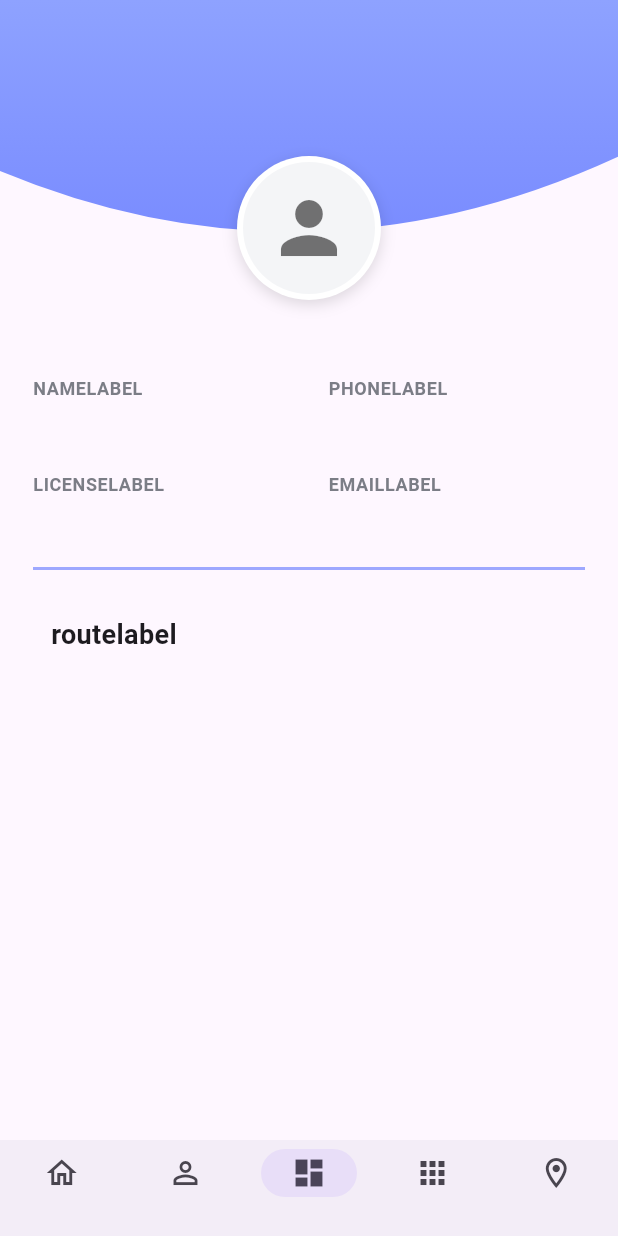
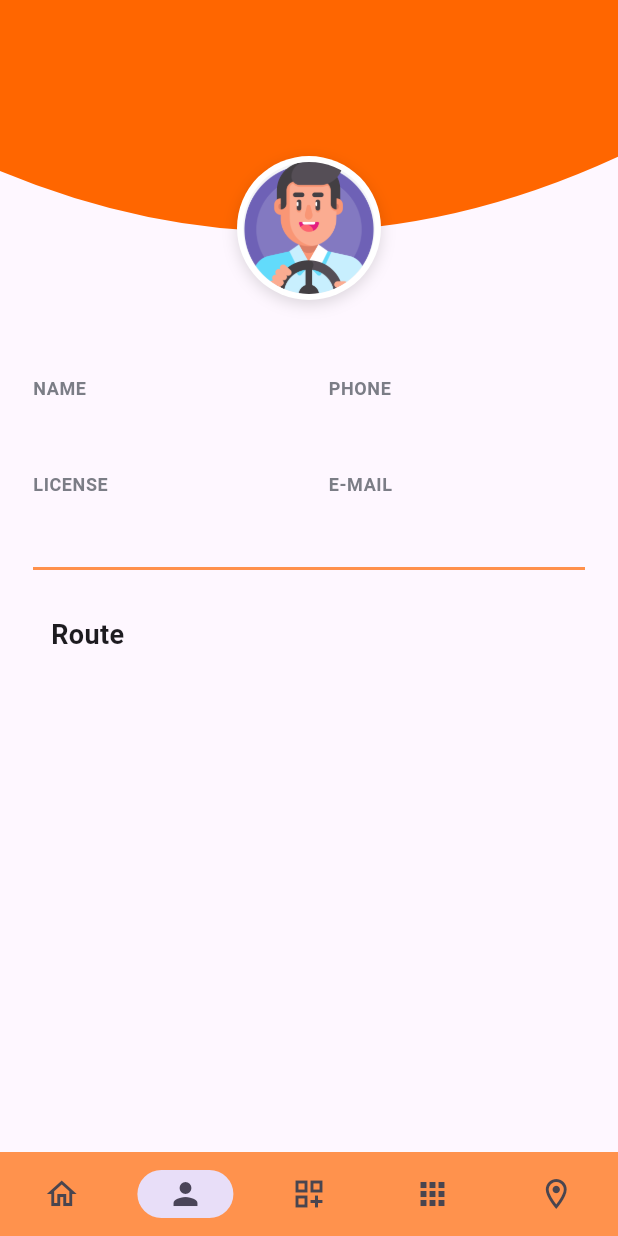
Before and after one commit to dream-builder/trackora, a Flutter app: the Driverprofile screen opened directly, on a phone screen of 412 x 824 dp. Run offline on Flutter 3.47's test engine with Material 3 defaults, Android fonts, the phone set to English and light mode, and no system bars; our stand-ins replace audioplayers, easy_localization, flutter_local_notifications, fluttertoast, geolocator, google_maps_flutter and 3 more; missing offline and left inert: dart:ffi, flutter_polyline_points; accounts and stored records are empty; network calls fail.

Commit message:
Diver page theme change. Student icon is showing on map. Bottom navigation bar updated

```diff
--- a/assets/lang/bn.json
+++ b/assets/lang/bn.json
@@ -79,5 +79,6 @@
 
   "Settings": "সেটিংস",
   "Logout": "লগআউট",
-  "Logout Successful": "লগআউট সফল হয়েছে"
+  "Logout Successful": "লগআউট সফল হয়েছে",
+  "Pick-up": "Pick-up"
 }
--- a/assets/lang/en.json
+++ b/assets/lang/en.json
@@ -79,5 +79,7 @@
 
   "Settings": "Settings",
   "Logout": "Logout",
-  "Logout Successful": "Logout Successful"
+  "Logout Successful": "Logout Successful",
+
+  "Pick-up": "Pick-up"
 }
--- a/assets/lang/fr.json
+++ b/assets/lang/fr.json
@@ -79,5 +79,6 @@
 
   "Settings": "Paramètres",
   "Logout": "Se déconnecter",
-  "Logout Successful": "Déconnexion réussie"
+  "Logout Successful": "Déconnexion réussie",
+  "Pick-up": "Pick-up"
 }
--- a/lib/SingInPage.dart
+++ b/lib/SingInPage.dart
@@ -22,8 +22,8 @@ class SignInPage extends StatefulWidget {
 class _SignInPageState extends State<SignInPage> {
   bool rememberMe = false;
 
-  final TextEditingController emailController = TextEditingController(text: "saifan@trackora.ca");
-  final TextEditingController passwordController = TextEditingController(text: '123456');
+  final TextEditingController emailController = TextEditingController(text: ""); //thomas@trackora.ca
+  final TextEditingController passwordController = TextEditingController(text: ''); //123456
 
   @override
   Widget build(BuildContext context) {
--- a/lib/config/config.dart
+++ b/lib/config/config.dart
@@ -5,7 +5,7 @@ const String apiBaseUrl = "https://demo.trackora.ca/"; //"http://192.168.0.112/s
 //const String apiBaseUrl = "http://192.168.197.253/sbtmonitor/public/"; // server URL
 const String googleApiKey= "AIzaSyD_h4klMI1w_Jeueab7FBZ3TAQbc2OJPs0"; //API key for google Map
 const bool trafficEnabled = false; // When true, Google map will show traffic on road
-final LatLng initialPosition = LatLng(23.8103, 90.4125); // Dhaka default
+final LatLng initialPosition = LatLng(45.4631641, -73.4274669); // Dhaka default
 const bool showStartEndMarker = false;
 const int timeOut=5; // call every 5 seconds
 bool demoMode = true;
--- a/lib/drivers/driverProfile.dart
+++ b/lib/drivers/driverProfile.dart
@@ -2,6 +2,8 @@
 import 'dart:convert';
 
 import 'package:easy_localization/easy_localization.dart';
+import 'package:trackora/SingInPage.dart';
+import 'package:trackora/login.dart';
 import 'package:trackora/students/LiveMapScreen.dart';
 import 'package:trackora/drivers/DriverLiveScreen.dart';
 import 'package:trackora/pages/LiveCarMap.dart';
@@ -16,10 +18,22 @@ import '../helpers/sharedPref.dart';
 class SafeGoApp extends StatelessWidget {
   const SafeGoApp({super.key});
 
-  static const Color header = Color(0xFF7587FF);
-  static const Color header2 = Color(0xFF8EA2FF);
-  static const Color accent = Color(0xFF1B1B1B);
+  // static const Color header = Color(0xFFE175FF);
+  // static const Color header2 = Color(0xFF8EA2FF);
+  // static const Color accent = Color(0xFF1B1B1B);
+  // static const Color canvas = Color(0xFFF2F3F5);
+
+  static const Color header = Color(0xFFFF6600);
+  static const Color header2 = Color(0xFFFF6600);
+  static const Color accent = Color(0xFFFF6600);
   static const Color canvas = Color(0xFFF2F3F5);
+
+
+  // static String DriverName="";
+  // static String DriverEmail="";
+  // static String DriverPhone="";
+  // static String DriverLicense="";
+  // static int DriverID;
 
   @override
   Widget build(BuildContext context) {
@@ -53,7 +67,7 @@ class Driverprofile extends StatefulWidget {
 }
 
 class _DriverScreenState extends State<Driverprofile> {
-  int _tab = 2;
+  int _tab =1; //select Nav bar Icon
 
   Map<String, dynamic>? userData;
 
@@ -64,7 +78,7 @@ class _DriverScreenState extends State<Driverprofile> {
   void initState() {
     super.initState();
     checkLoginData();
-    fetchrouteList(1);
+
 
 
     //routeList.add({"route": "Route D", "status": "On Time", "bus": "Bus 405"});
@@ -77,7 +91,11 @@ class _DriverScreenState extends State<Driverprofile> {
       userData = data;
 
       print("Saved Shared Preference");
-      //print ("User Data: ${userData}");
+      print ("User Data1: ${userData!['user_data']}");
+
+      //Loading route list
+      fetchrouteList(userData!['user_data']['driver_id']);
+
     });
   }
 
@@ -138,7 +156,7 @@ class _DriverScreenState extends State<Driverprofile> {
                         child: const CircleAvatar(
                           radius: 44,
                           backgroundColor: Color(0xFFF4F5F7),
-                          child: Icon(Icons.person, size: 56, color: Colors.black54),
+                          backgroundImage: AssetImage("assets/driver_profile.png"),
                         ),
                       ),
                     ),
@@ -153,17 +171,17 @@ class _DriverScreenState extends State<Driverprofile> {
                   children: [
                     Row(
                       children:  [
-                        Expanded(child: _InfoItem(label: "namelabel".tr(), value: userData?['name']??"")),
+                        Expanded(child: _InfoItem(label: "Name".tr(), value: userData?['name']??"")),
                         SizedBox(width: 26),
-                        Expanded(child: _InfoItem(label: "phonelabel".tr(), value: "${userData?['user_data']?['phone']??""}")),
+                        Expanded(child: _InfoItem(label: "Phone".tr(), value: "${userData?['user_data']?['driver_phone']??""}")),
                       ],
                     ),
                     const SizedBox(height: 18),
                     Row(
                       children: [
-                        Expanded(child: _InfoItem(label: "licenselabel".tr(), value: "${userData?['user_data']?['license_no']??""}"),),
+                        Expanded(child: _InfoItem(label: "License".tr(), value: "${userData?['user_data']?['driver_license_no']??""}"),),
                         SizedBox(width: 26),
-                        Expanded(child: _InfoItem(label: "emaillabel".tr(), value: "${userData?['user_data']?['email']??""}"),),
+                        Expanded(child: _InfoItem(label: "E-mail".tr(), value: "${userData?['user_data']?['email']??""}"),),
                       ],
                     ),
 
@@ -176,7 +194,7 @@ class _DriverScreenState extends State<Driverprofile> {
                           padding: const EdgeInsets.all(12),
                           alignment: Alignment.centerLeft,
                           child:  Text(
-                            "routelabel".tr(),
+                            "Route".tr(),
                             style: TextStyle(fontSize: 18, fontWeight: FontWeight.bold),
                           ),
                         ),
@@ -208,11 +226,12 @@ class _DriverScreenState extends State<Driverprofile> {
                             subtitle: Column(
                               crossAxisAlignment: CrossAxisAlignment.start,
                               children: [
-                                Text("statuslabel".tr() + ": "),
-                                Text("buslabel".tr() + ": ${bus['bus_name']??""}"),
+                                Text("Status".tr() + ": "),
+
                               ],
                             ),
                             trailing: ElevatedButton(
+                              style: ElevatedButton.styleFrom(backgroundColor: Color(0xFFFF6600) ), //Colors.blueAccent
                               onPressed: () async {
 
                                 //set route id to shared pref
@@ -234,7 +253,7 @@ class _DriverScreenState extends State<Driverprofile> {
 
 
                               },
-                              child: Text("startlabel".tr()),
+                              child: Text("Start Travel".tr(),style:TextStyle(color:Colors.white)),
                             ),
                           ),
                         );
@@ -247,21 +266,46 @@ class _DriverScreenState extends State<Driverprofile> {
           ),
         ),
       ),
-      bottomNavigationBar: NavigationBar(
+        bottomNavigationBar: NavigationBarTheme(
+          data: NavigationBarThemeData(
+            height: 56, // reduce bottom bar height
+            labelBehavior: NavigationDestinationLabelBehavior.alwaysHide, // remove labels
+          ),
+          child: NavigationBar(
+            backgroundColor: Color(0xB2FF6600),
             selectedIndex: _tab,
             onDestinationSelected: (i) {
               setState(() => _tab = i);
-          _onBottomNavClick(context, i);  // ✅ handle click here
             },
-        height: 64,   // ✅ handle click here
             destinations: const [
-          NavigationDestination(icon: Icon(Icons.home_outlined), selectedIcon: Icon(Icons.home), label: ''),
-          NavigationDestination(icon: Icon(Icons.person_outline), selectedIcon: Icon(Icons.person), label: ''),
-          NavigationDestination(icon: Icon(Icons.dashboard_customize_outlined), selectedIcon: Icon(Icons.dashboard), label: ''),
-          NavigationDestination(icon: Icon(Icons.apps_outlined), selectedIcon: Icon(Icons.apps), label: ''),
-          NavigationDestination(icon: Icon(Icons.location_on_outlined), selectedIcon: Icon(Icons.location_on), label: ''),
+              NavigationDestination(
+                icon: Icon(Icons.home_outlined),
+                selectedIcon: Icon(Icons.home),
+                label: '',
+              ),
+              NavigationDestination(
+                icon: Icon(Icons.person_outline),
+                selectedIcon: Icon(Icons.person),
+                label: '',
+              ),
+              NavigationDestination(
+                icon: Icon(Icons.dashboard_customize_outlined),
+                selectedIcon: Icon(Icons.dashboard),
+                label: '',
+              ),
+              NavigationDestination(
+                icon: Icon(Icons.apps_outlined),
+                selectedIcon: Icon(Icons.apps),
+                label: '',
+              ),
+              NavigationDestination(
+                icon: Icon(Icons.location_on_outlined),
+                selectedIcon: Icon(Icons.location_on),
+                label: '',
+              ),
             ],
           ),
+        )
     );
   }
 
@@ -270,7 +314,7 @@ class _DriverScreenState extends State<Driverprofile> {
       case 0:
         Navigator.push(
           context,
-          MaterialPageRoute(builder: (context) => DashboardScreen()),
+          MaterialPageRoute(builder: (context) => SignInPage()),
         );
         break;
       case 1:
--- a/pubspec.yaml
+++ b/pubspec.yaml
@@ -87,6 +87,7 @@ flutter:
     - assets/loader.gif
     - assets/car_top.png
     - assets/school_bus_top.png
+    - assets/driver_profile.png
 
   # An image asset can refer to one or more resolution-specific "variants", see
   # https://flutter.dev/to/resolution-aware-images
```
Also changed, not shown: lib/drivers/DriverLiveScreen.dart (+57 -18 lines), lib/students/LiveMapScreen.dart (+11 -1 lines), assets/driver_profile.png (added). Lines whose indentation alone changed are shown as unchanged.
